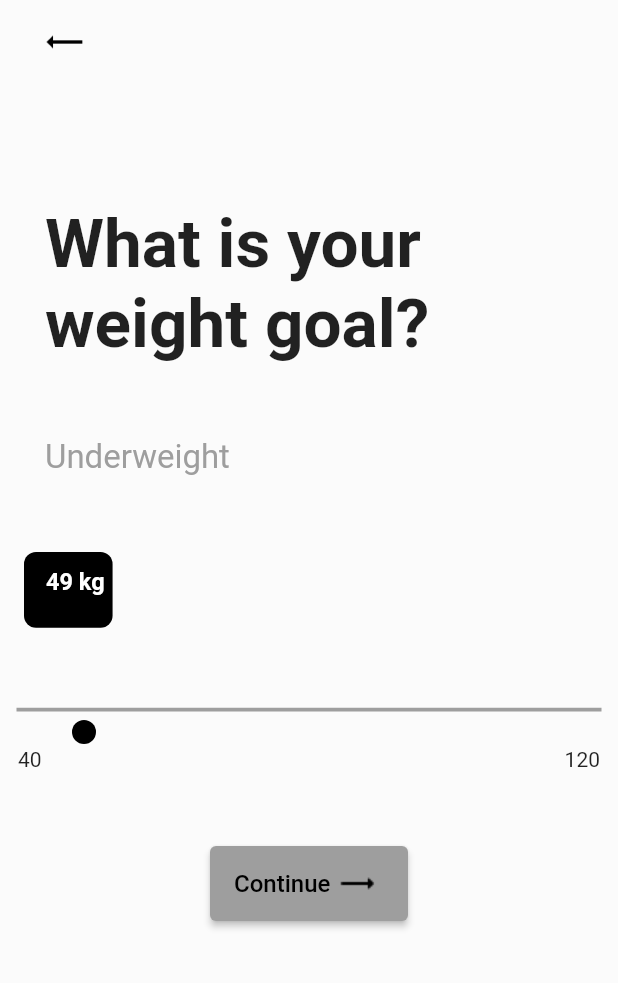
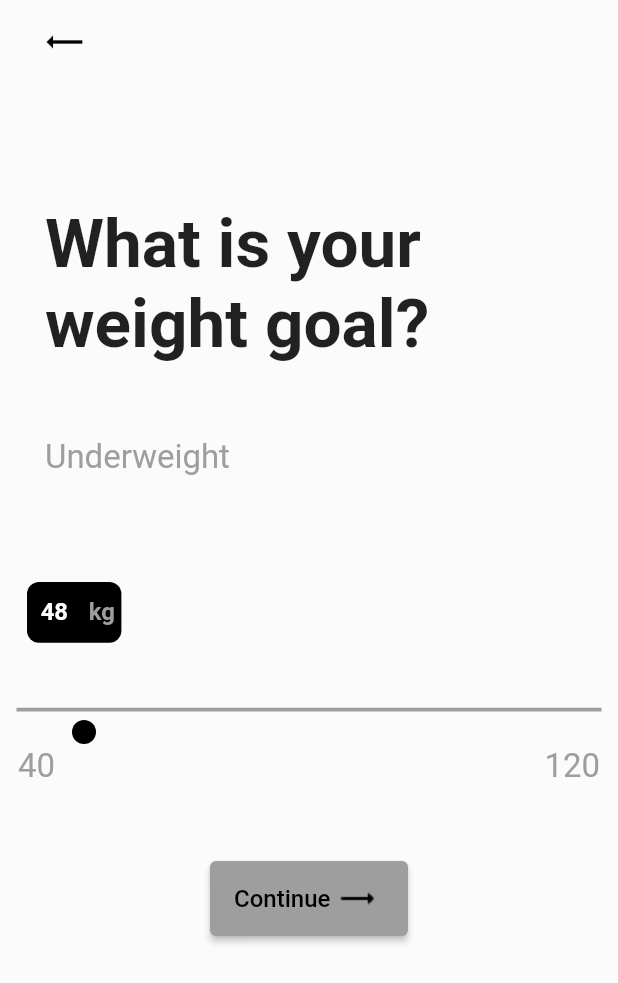
Before and after one commit to kotrotko/slider, a Flutter app: the screen it shows after launch, on a phone screen of 412 x 824 dp. Shown: the top 983 px of the screen. Run offline on Flutter 3.47's test engine with Material 2 defaults, Android fonts, the phone set to English and light mode, and no system bars.

Commit message:
kg is grey

```diff
--- a/lib/main.dart
+++ b/lib/main.dart
@@ -103,8 +103,8 @@ class _WaveAppState extends State<WaveApp> {
                       child: Row(
                         mainAxisAlignment: MainAxisAlignment.spaceBetween,
                         children: [
-                          Text("40"),
-                          Text("120"),
+                          Text("40", style: weightBalanceStyle),
+                          Text("120", style: weightBalanceStyle),
                   ],
                 ),
                     ),
--- a/lib/wave_painter.dart
+++ b/lib/wave_painter.dart
@@ -197,17 +197,35 @@ class WavePainter extends CustomPainter {
 
     final textStyle = TextStyle(
       color: Colors.white,
-      fontSize: sliderPosition!*0.015 + 15,
+      fontSize: sliderPosition!*0.02 + 15,
+      fontWeight: FontWeight.bold,
+    );
+
+    final textStyleKg = TextStyle(
+      color:Colors.grey,
+      fontSize: sliderPosition!*0.022 + 15,
       fontWeight: FontWeight.bold,
     );
 
     final textSpan = TextSpan(
-      text: (40 + (sliderPosition! * 0.2)).toInt().toString() + " kg",
+      //text: (40 + (sliderPosition! * 0.2)).toInt().toString() + " kg",
+      text: (40 + (sliderPosition! * 0.18)).toInt().toString(),
       style: textStyle,
+    );
+
+    final textSpanKg = TextSpan(
+      text: ("  kg"),
+      style: textStyleKg,
     );
 
     final textPainter = TextPainter(
       text: textSpan,
+      textDirection: TextDirection.ltr,
+      textAlign: TextAlign.center,
+    );
+
+    final textPainterKg = TextPainter(
+      text: textSpanKg,
       textDirection: TextDirection.ltr,
       textAlign: TextAlign.center,
     );
@@ -217,23 +235,29 @@ class WavePainter extends CustomPainter {
       maxWidth: 75,
     );
 
+    textPainterKg.layout(
+      minWidth: 70,
+      maxWidth: 75,
+    );
+
     //creating the tooltip position
     //Offset toolTipOffset = Offset(((sliderPosition! - 10.0) - sliderPosition!*0.03), size.height - 120.0); //TODO here is size.height
-    Offset toolTipOffset = Offset(((sliderPosition! - 24) - sliderPosition!*0.03), size.height - 120.0); //TODO here is size.height
+    Offset toolTipOffset = Offset(((sliderPosition! - 28) - sliderPosition!*0.02), size.height - 100.0);
+    Offset toolTipOffsetKg = Offset(((sliderPosition! - 28) - sliderPosition!*0.02), size.height - 100.0);
     //creating the text position
     Offset textOffset = Offset(toolTipOffset.dx, toolTipOffset.dy);
+    Offset textOffsetKg = Offset(toolTipOffsetKg.dx + sliderPosition!*0.04, toolTipOffsetKg.dy);
 
-     // canvas.drawRRect(RRect.fromRectAndCorners(Offset((sliderPosition! - 40.0), size.height - 130.0) & Size((sliderPosition!*0.09 + 80.0), (sliderPosition!*0.01 + 50.0)),
-     //   topRight: Radius.circular(8), topLeft: Radius.circular(8), bottomRight: Radius.circular(8), bottomLeft: Radius.circular(8)), Paint());
-    canvas.drawRRect(RRect.fromRectAndCorners(Offset((sliderPosition! - 40.0), size.height - 130.0) & Size((sliderPosition!*0.09 + 55.0), (sliderPosition!*0.01 + 50.0)),
+    // canvas.drawRRect(RRect.fromRectAndCorners(Offset((sliderPosition! - 40.0), size.height - 130.0) & Size((sliderPosition!*0.09 + 80.0), (sliderPosition!*0.01 + 50.0)),
+    //    topRight: Radius.circular(8), topLeft: Radius.circular(8), bottomRight: Radius.circular(8), bottomLeft: Radius.circular(8)), Paint());
+    canvas.drawRRect(RRect.fromRectAndCorners(Offset((sliderPosition! - 38.0), size.height - 110.0) & Size((sliderPosition!*0.065 + 60), (sliderPosition!*0.01 + 40.0)),
         topRight: Radius.circular(8), topLeft: Radius.circular(8), bottomRight: Radius.circular(8), bottomLeft: Radius.circular(8)), Paint());
 
     canvas.drawCircle(Offset(sliderPosition!, size.height - 10.0), 8.0, fillPainter);
 
-    //canvas.drawCircle(Offset(sliderPosition!, size.height + 10.0), 10.0, fillPainterShadow);
-
    //painting the text
     textPainter.paint(canvas, textOffset);
+    textPainterKg.paint(canvas, textOffsetKg);
   }
 
   _paintBlockShadow(canvas, size){
```
